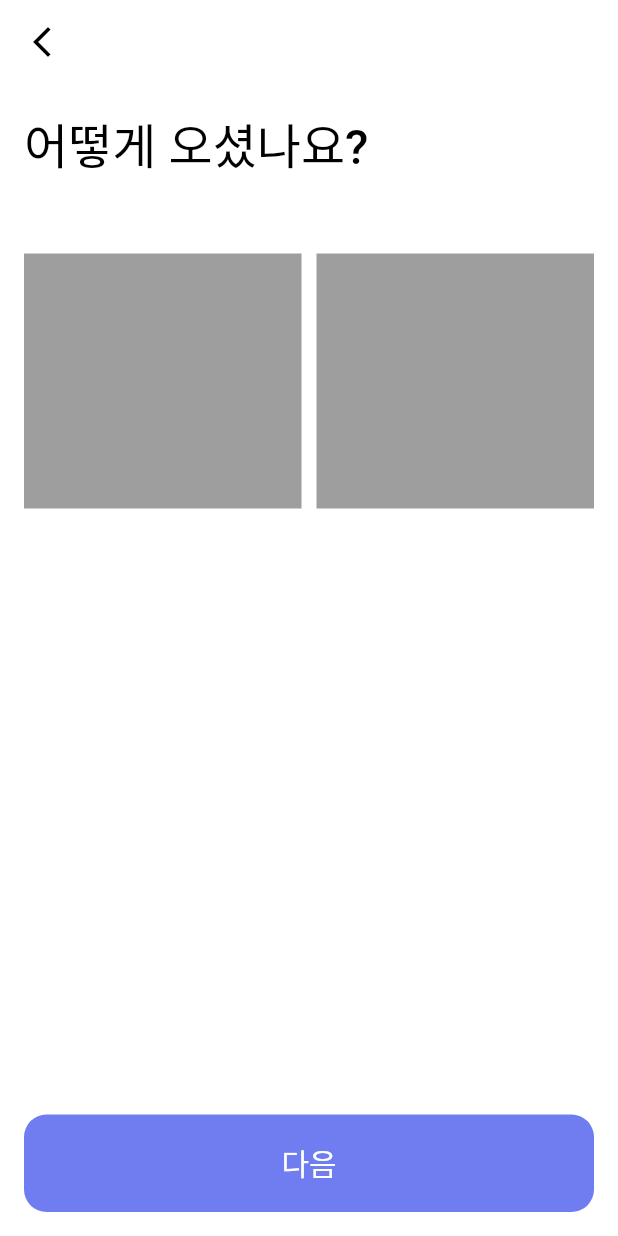
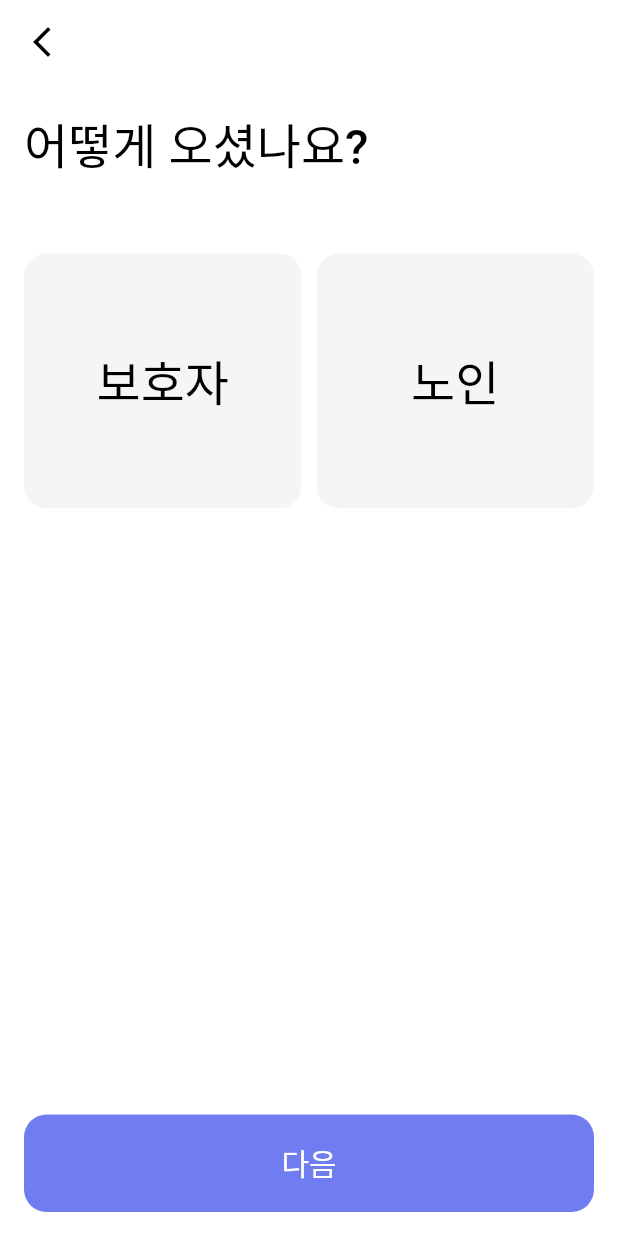
Before and after one commit to GDSC-AnimalFriends/SOLUTION-CHALLENGE, a Flutter app: the RegisterTypePage screen opened by its route, on a phone screen of 412 x 824 dp. Run offline on Flutter 3.47's test engine with Material 2 defaults, Android fonts, the phone set to English and light mode, and no system bars; our stand-ins replace get, get_storage; accounts and stored records are empty.

Commit message:
Feat : 가입 유형 구성

```diff
--- a/lib/view/login/register/register_type_page.dart
+++ b/lib/view/login/register/register_type_page.dart
@@ -24,22 +24,10 @@ class RegisterTypePage extends StatelessWidget {
         ),
         const SizedBox(height: 50),
         Row(
-          children: [
-            Flexible(
-              flex: 1,
-              child: Container(
-                color: Colors.grey,
-                height: 170,
-              ),
-            ),
-            const SizedBox(width: 10),
-            Flexible(
-              flex: 1,
-              child: Container(
-                color: Colors.grey,
-                height: 170,
-              ),
-            ),
+          children: const [
+            TypeButton(typeName: "보호자"),
+            SizedBox(width: 10),
+            TypeButton(typeName: "노인")
           ],
         ),
         const Spacer(),
@@ -53,3 +41,34 @@ class RegisterTypePage extends StatelessWidget {
     );
   }
 }
+
+class TypeButton extends StatelessWidget {
+  final String typeName;
+  const TypeButton({
+    super.key,
+    required this.typeName,
+  });
+
+  @override
+  Widget build(BuildContext context) {
+    return Flexible(
+      flex: 1,
+      child: GestureDetector(
+        onTap: () {},
+        child: Container(
+          height: 170,
+          decoration: BoxDecoration(
+            borderRadius: BorderRadius.circular(15),
+            color: Colors.grey[100],
+          ),
+          child: Center(
+            child: Text(
+              typeName,
+              style: Theme.of(context).textTheme.headline2,
+            ),
+          ),
+        ),
+      ),
+    );
+  }
+}
```
